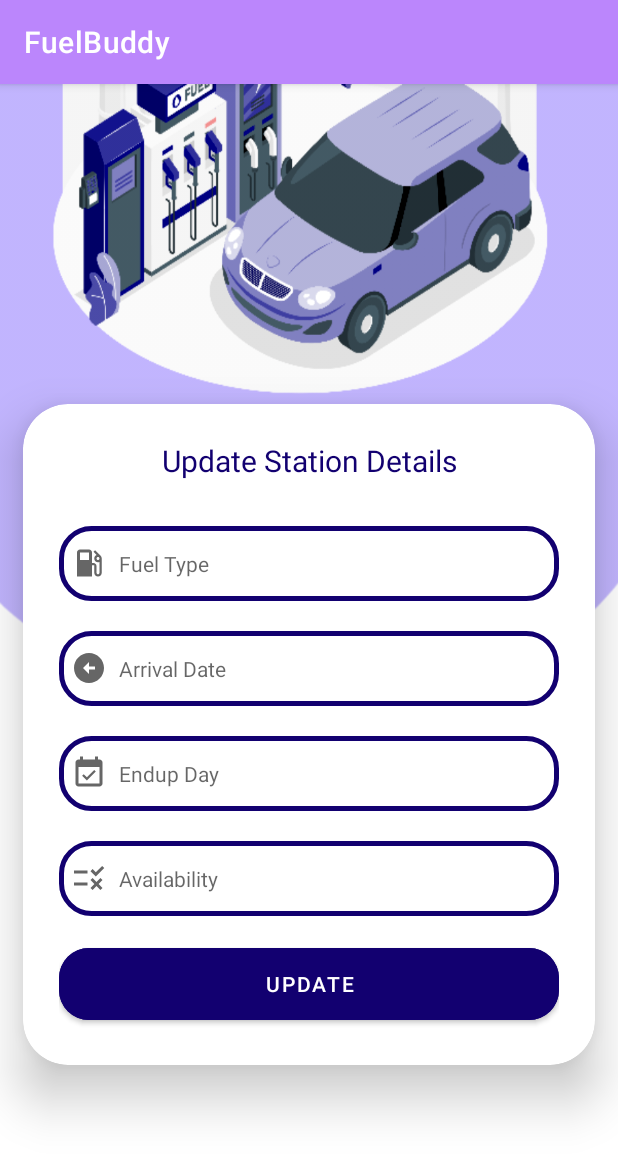
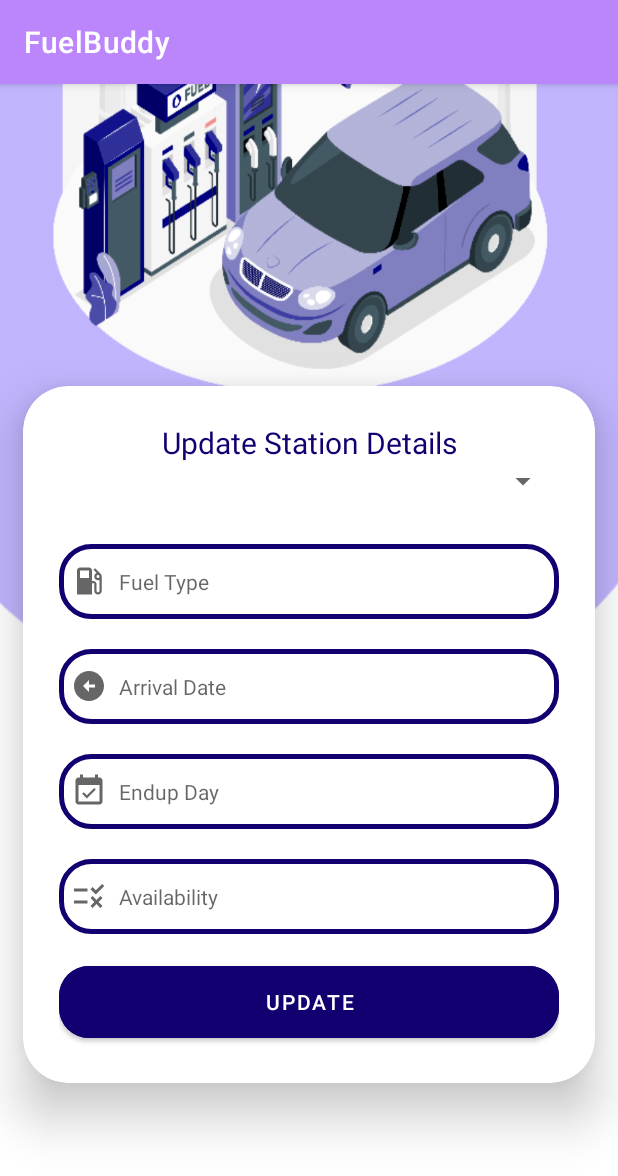
Before and after one commit to DevinMunasinghe/fuelBuddy-frontend, an Android app: the updateOwner screen opened directly, with no data from a screen before it, on a phone screen of 412 x 824 dp. Shown: the top 1176 px of the screen. Run offline under Robolectric (Android 15) with nearby library versions, the phone set to English and light mode, and no system bars; 1 statement that could not run was skipped.

Commit message:
queue-ui-fixing-update-ui-fixing

```diff
--- a/app/src/main/res/layout/activity_queue_details.xml
+++ b/app/src/main/res/layout/activity_queue_details.xml
@@ -75,7 +75,7 @@
                 android:layout_width="wrap_content"
                 android:layout_height="wrap_content"
                 android:layout_below="@+id/totVehicleValue"
-                android:layout_marginStart="280dp"
+                android:layout_marginStart="286dp"
                 android:layout_marginTop="15dp"
                 android:text="35"
                 android:textSize="20dp" />
--- a/app/src/main/res/layout/activity_update_owner.xml
+++ b/app/src/main/res/layout/activity_update_owner.xml
@@ -34,6 +34,11 @@
                 android:textSize="20sp"
                 android:textColor="@color/navy_clue"
                 />
+            <Spinner
+                android:id="@+id/fuel_types"
+                android:layout_width="match_parent"
+                android:layout_height="wrap_content" />
+
             <EditText
                 android:id="@+id/FuelTypeUpdateInput"
                 android:layout_width="match_parent"
```
